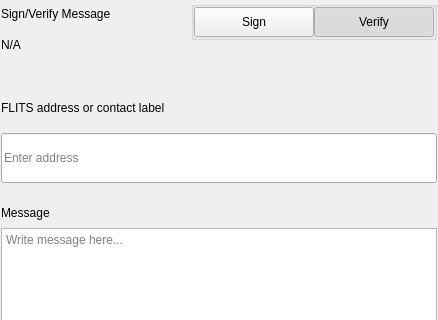
Liquid369/blank, file src/qt/fls/settings/forms/settingssignmessagewidgets.ui: the form before one commit; both pictures show x 0 to 438 and y 0 to 320 of the 438 by 579 pixel window.
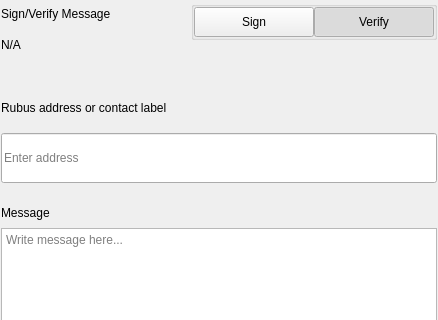
The form after the commit.

```diff
--- a/src/qt/fls/settings/forms/settingssignmessagewidgets.ui
+++ b/src/qt/fls/settings/forms/settingssignmessagewidgets.ui
@@ -276,7 +276,7 @@
                </size>
               </property>
               <property name="text">
-               <string>FLITS address or contact label</string>
+               <string>Rubus address or contact label</string>
               </property>
              </widget>
             </item>
```
